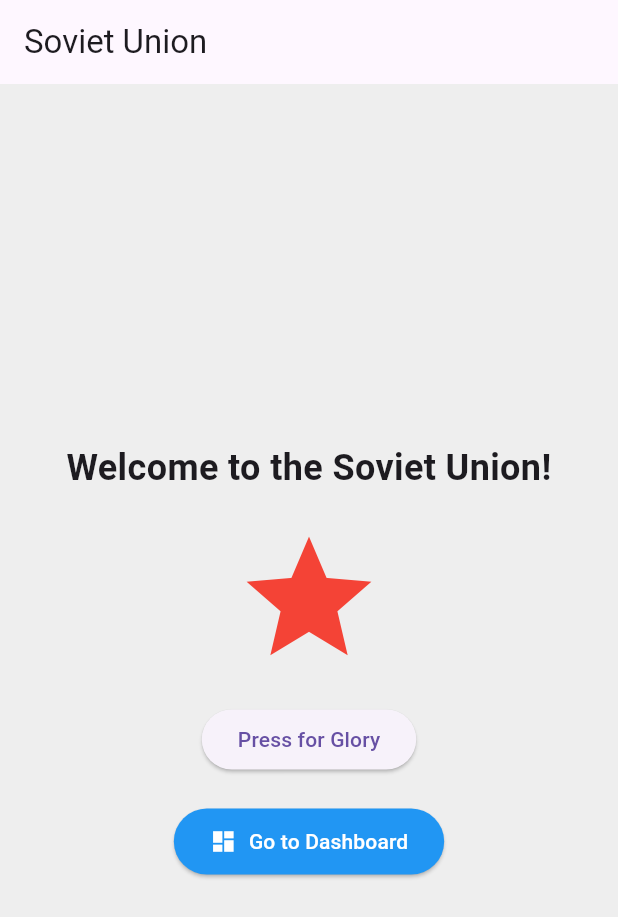
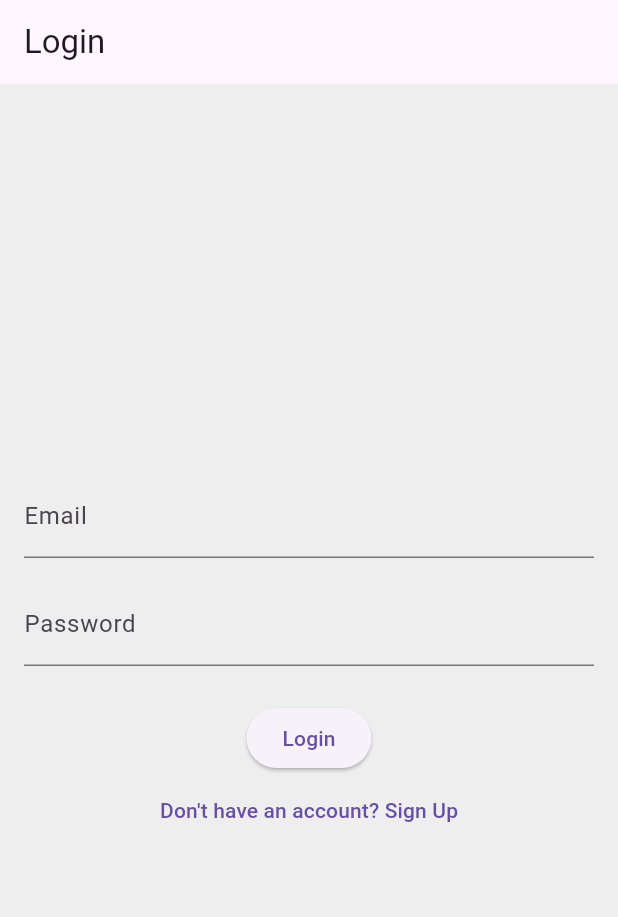
Before and after one commit to kalviumcommunity/S86-sovietunion, a Flutter app: the screen it shows after launch, on a phone screen of 412 x 824 dp. Shown: the top 917 px of the screen. Run offline on Flutter 3.47's test engine with Material 3 defaults, Android fonts, the light colour scheme and no system bars; our stand-ins replace firebase_auth, firebase_core; accounts and stored records are empty.

Commit message:
feat: integrated Firebase Auth and Firestore with working login and data flow

```diff
--- a/sovietunion/lib/main.dart
+++ b/sovietunion/lib/main.dart
@@ -1,7 +1,14 @@
+import 'package:firebase_core/firebase_core.dart';
 import 'package:flutter/material.dart';
-import 'screens/responsive_home.dart';
-
-void main() {
+import 'package:firebase_auth/firebase_auth.dart';
+import 'package:sovietunion/screens/dashboard.dart';
+import 'package:sovietunion/screens/login_screen.dart';
+import 'firebase_options.dart';
+void main() async {
+  WidgetsFlutterBinding.ensureInitialized();
+  await Firebase.initializeApp(
+    options: DefaultFirebaseOptions.currentPlatform,
+  );
   runApp(const MyApp());
 }
 
@@ -17,78 +24,29 @@
         primarySwatch: Colors.red,
         scaffoldBackgroundColor: Colors.grey[200],
       ),
-      home: const WelcomeScreen(),
+      home: const AuthWrapper(),
     );
   }
 }
 
-class WelcomeScreen extends StatefulWidget {
-  const WelcomeScreen({super.key});
-
-  @override
-  State<WelcomeScreen> createState() => _WelcomeScreenState();
-}
-
-class _WelcomeScreenState extends State<WelcomeScreen> {
-  String _title = 'Welcome to the Soviet Union!';
-  bool _isDefaultState = true;
-
-  void _toggleState() {
-    setState(() {
-      if (_isDefaultState) {
-        _title = 'Glory to the Motherland!';
-      } else {
-        _title = 'Welcome to the Soviet Union!';
-      }
-      _isDefaultState = !_isDefaultState;
-    });
-  }
+class AuthWrapper extends StatelessWidget {
+  const AuthWrapper({super.key});
 
   @override
   Widget build(BuildContext context) {
-    return Scaffold(
-      appBar: AppBar(title: const Text('Soviet Union')),
-      body: Center(
-        child: Column(
-          mainAxisAlignment: MainAxisAlignment.center,
-          children: <Widget>[
-            Text(
-              _title,
-              style: const TextStyle(fontSize: 24, fontWeight: FontWeight.bold),
-              textAlign: TextAlign.center,
-            ),
-            const SizedBox(height: 20),
-            Icon(
-              _isDefaultState ? Icons.star : Icons.favorite,
-              color: Colors.red,
-              size: 100.0,
-            ),
-            const SizedBox(height: 20),
-            ElevatedButton(
-              onPressed: _toggleState,
-              child: const Text('Press for Glory'),
-            ),
-            const SizedBox(height: 20),
-            ElevatedButton.icon(
-              onPressed: () {
-                Navigator.push(
-                  context,
-                  MaterialPageRoute(
-                    builder: (context) => const ResponsiveHome(),
-                  ),
-                );
-              },
-              icon: const Icon(Icons.dashboard),
-              label: const Text('Go to Dashboard'),
-              style: ElevatedButton.styleFrom(
-                backgroundColor: Colors.blue,
-                foregroundColor: Colors.white,
-                padding: const EdgeInsets.symmetric(horizontal: 24, vertical: 12),
-              ),
-            ),
-          ],
-        ),
-      ),
+    return StreamBuilder<User?>(
+      stream: FirebaseAuth.instance.authStateChanges(),
+      builder: (context, snapshot) {
+        if (snapshot.connectionState == ConnectionState.waiting) {
+          return const Scaffold(
+            body: Center(child: CircularProgressIndicator()),
+          );
+        }
+        if (snapshot.hasData) {
+          return const DashboardScreen();
+        }
+        return const LoginScreen();
+      },
     );
   }
 }
--- /dev/null
+++ b/sovietunion/lib/screens/login_screen.dart
@@ -0,0 +1,85 @@
+import 'package:flutter/material.dart';
+import 'package:sovietunion/services/auth_service.dart';
+import 'package:sovietunion/screens/dashboard.dart';
+import 'package:sovietunion/screens/signup_screen.dart';
+
+class LoginScreen extends StatefulWidget {
+  const LoginScreen({super.key});
+
+  @override
+  // ignore: library_private_types_in_public_api
+  _LoginScreenState createState() => _LoginScreenState();
+}
+
+class _LoginScreenState extends State<LoginScreen> {
+  final AuthService _auth = AuthService();
+  final _emailController = TextEditingController();
+  final _passwordController = TextEditingController();
+  String _errorMessage = '';
+
+  void _login() async {
+    final email = _emailController.text.trim();
+    final password = _passwordController.text.trim();
+    if (email.isNotEmpty && password.isNotEmpty) {
+      final user = await _auth.signIn(email, password);
+      if (user != null) {
+        // ignore: use_build_context_synchronously
+        Navigator.of(context).pushReplacement(
+          MaterialPageRoute(builder: (context) => const DashboardScreen()),
+        );
+      } else {
+        setState(() {
+          _errorMessage = 'Login failed. Please check your credentials.';
+        });
+      }
+    } else {
+      setState(() {
+        _errorMessage = 'Please enter email and password.';
+      });
+    }
+  }
+
+  @override
+  Widget build(BuildContext context) {
+    return Scaffold(
+      appBar: AppBar(title: const Text('Login')),
+      body: Padding(
+        padding: const EdgeInsets.all(16.0),
+        child: Column(
+          mainAxisAlignment: MainAxisAlignment.center,
+          children: [
+            TextField(
+              controller: _emailController,
+              decoration: const InputDecoration(labelText: 'Email'),
+              keyboardType: TextInputType.emailAddress,
+            ),
+            const SizedBox(height: 16),
+            TextField(
+              controller: _passwordController,
+              decoration: const InputDecoration(labelText: 'Password'),
+              obscureText: true,
+            ),
+            const SizedBox(height: 24),
+            ElevatedButton(onPressed: _login, child: const Text('Login')),
+            if (_errorMessage.isNotEmpty)
+              Padding(
+                padding: const EdgeInsets.only(top: 16),
+                child: Text(
+                  _errorMessage,
+                  style: const TextStyle(color: Colors.red),
+                ),
+              ),
+            TextButton(
+              onPressed: () {
+                Navigator.of(context).pushReplacement(
+                  MaterialPageRoute(builder: (context) => const SignUpScreen()),
+                );
+              },
+              child: const Text('Don\'t have an account? Sign Up'),
+            ),
+          ],
+        ),
+      ),
+    );
+  }
+}
--- /dev/null
+++ b/sovietunion/lib/services/auth_service.dart
@@ -0,0 +1,43 @@
+import 'package:firebase_auth/firebase_auth.dart';
+import 'package:flutter/foundation.dart';
+
+class AuthService {
+  final FirebaseAuth _auth = FirebaseAuth.instance;
+
+  // Sign up with email and password
+  Future<User?> signUp(String email, String password) async {
+    try {
+      final credential = await _auth.createUserWithEmailAndPassword(
+        email: email,
+        password: password,
+      );
+      return credential.user;
+    } catch (e) {
+      if (kDebugMode) {
+        print(e);
+      }
+      return null;
+    }
+  }
+
+  // Sign in with email and password
+  Future<User?> signIn(String email, String password) async {
+    try {
+      final credential = await _auth.signInWithEmailAndPassword(
+        email: email,
+        password: password,
+      );
+      return credential.user;
+    } catch (e) {
+      if (kDebugMode) {
+        print(e);
+      }
+      return null;
+    }
+  }
+
+  // Sign out
+  Future<void> signOut() async {
+    await _auth.signOut();
+  }
+}
--- a/sovietunion/pubspec.yaml
+++ b/sovietunion/pubspec.yaml
@@ -34,6 +34,9 @@
   # The following adds the Cupertino Icons font to your application.
   # Use with the CupertinoIcons class for iOS style icons.
   cupertino_icons: ^1.0.8
+  firebase_auth: ^6.1.4
+  cloud_firestore: ^6.1.2
+  firebase_core: ^4.4.0
 
 dev_dependencies:
   flutter_test:
```
Also changed, not shown: sovietunion/lib/screens/dashboard.dart (+19 -102 lines), sovietunion/lib/screens/signup_screen.dart (added, +85 -0 lines), sovietunion/lib/screens/soviet_dashboard.dart (added, +114 -0 lines), sovietunion/firebase.json (added), sovietunion/lib/firebase_options.dart (added), sovietunion/pubspec.lock, 10 other files.
